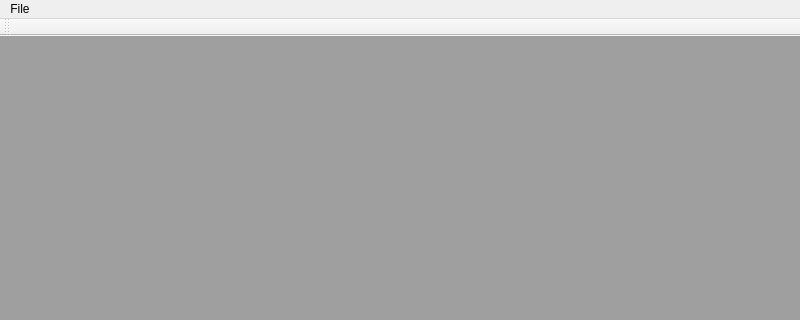
First picture: the form in mainwindow.ui, repository f0ghua/dbc_browser, before the edit; both pictures show x 0 to 800 and y 0 to 320 of the 800 by 500 pixel window.
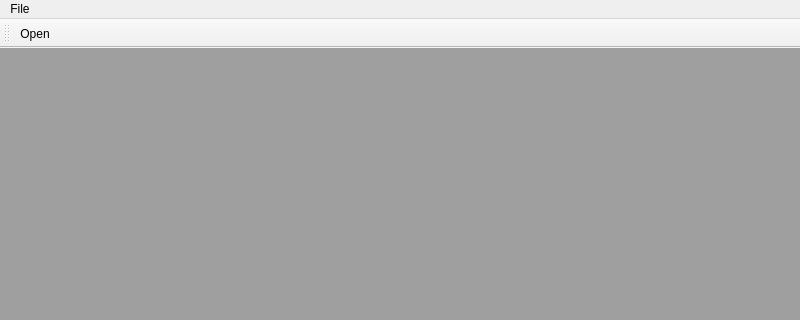
Second picture: the form after the edit. Icons and pictures are not drawn.

Patch:
```diff
--- a/mainwindow.ui
+++ b/mainwindow.ui
@@ -51,12 +51,19 @@
    <addaction name="m_mnFile"/>
   </widget>
   <widget class="QToolBar" name="m_tbarMain">
+   <property name="iconSize">
+    <size>
+     <width>16</width>
+     <height>16</height>
+    </size>
+   </property>
    <attribute name="toolBarArea">
     <enum>TopToolBarArea</enum>
    </attribute>
    <attribute name="toolBarBreak">
     <bool>false</bool>
    </attribute>
+   <addaction name="m_actOpen"/>
   </widget>
   <widget class="QStatusBar" name="m_sbMain"/>
   <action name="m_actNew">
```
Left out of the diff: 10 changed lines with no effect on the pictures.
